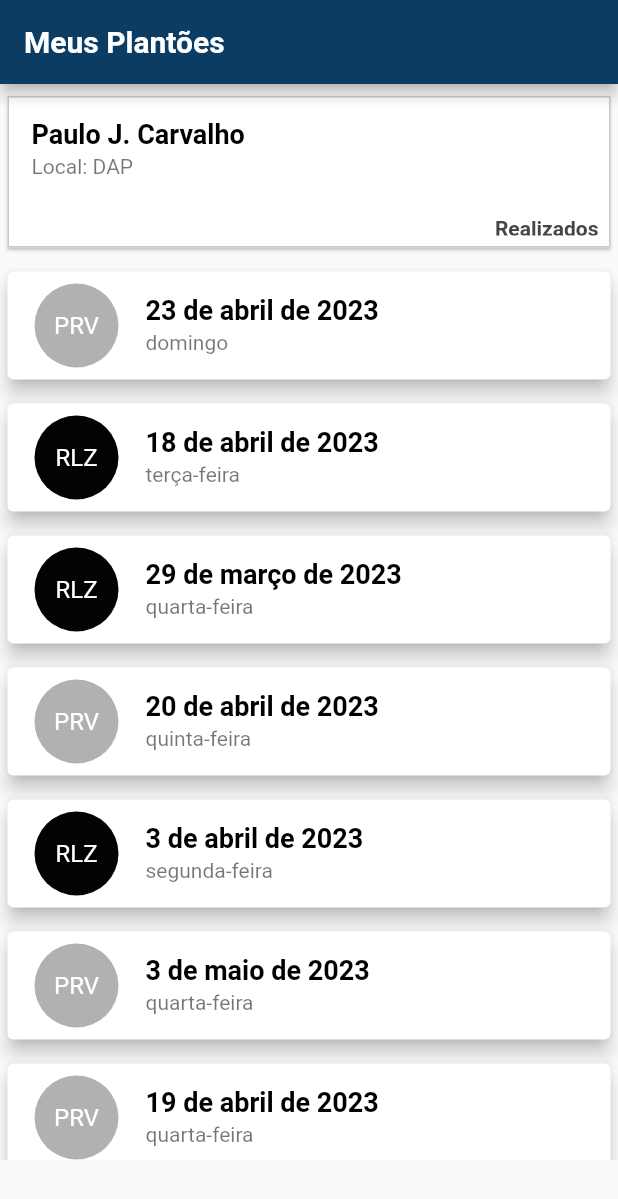
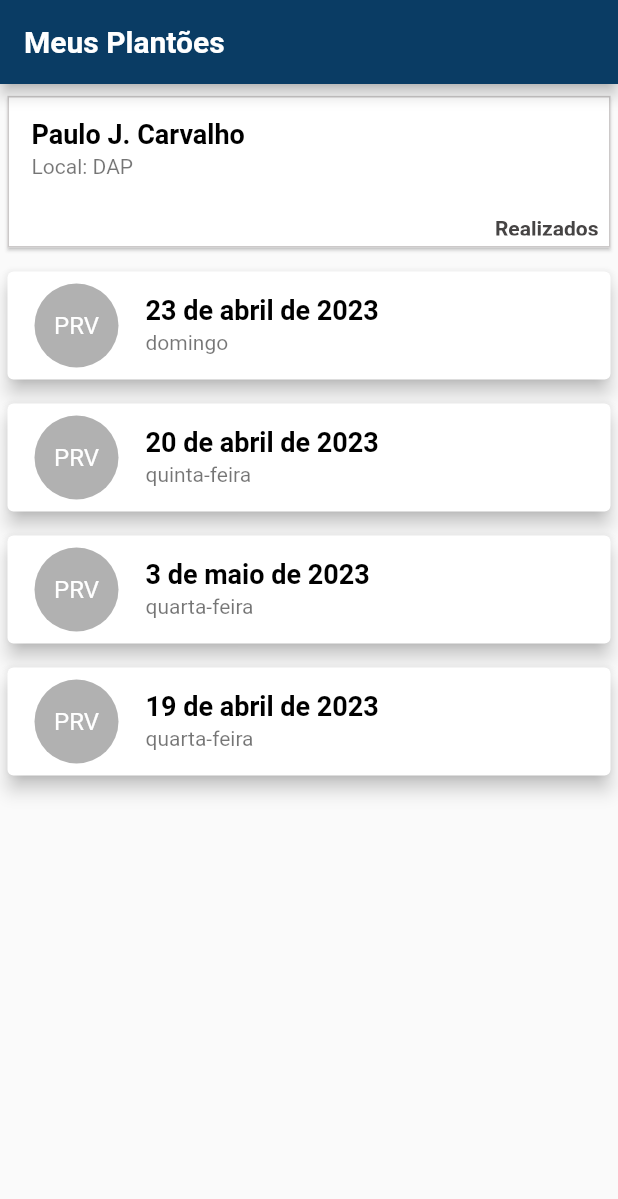
Before and after one commit to pjcarvalho21/plantao_mob, a Flutter app: the screen it shows after launch, on a phone screen of 412 x 824 dp. Shown: the top 1199 px of the screen. Run offline on Flutter 3.47's test engine with Material 2 defaults, Android fonts, the phone set to English and light mode, and no system bars; Roboto replaces fonts that are missing (OpenSans, OpensSans).

Commit message:
filtro lista plantao

```diff
--- a/lib/components/plantao_list.dart
+++ b/lib/components/plantao_list.dart
@@ -4,18 +4,24 @@ import 'package:intl/intl.dart';
 
 class PlantaoList extends StatelessWidget {
   final List<Plantao> plantoes;
+
   const PlantaoList({super.key, required this.plantoes});
 
   @override
   Widget build(BuildContext context) {
+    List<Plantao> plantoesPrevistos = [];
+    plantoesPrevistos.addAll(plantoes);
+    plantoesPrevistos.retainWhere((plt) {
+      return plt.data.isAfter(DateTime.now());
+    });
     return SizedBox(
       height: 600,
-      child: plantoes.isEmpty
+      child: plantoesPrevistos.isEmpty
           ? Column()
           : ListView.builder(
-              itemCount: plantoes.length,
+              itemCount: plantoesPrevistos.length,
               itemBuilder: (ctx, index) {
-                final tr = plantoes[index];
+                final tr = plantoesPrevistos[index];
                 return Card(
                   elevation: 5,
                   margin: const EdgeInsets.symmetric(
@@ -23,17 +29,15 @@ class PlantaoList extends StatelessWidget {
                     horizontal: 5,
                   ),
                   child: ListTile(
-                    leading: CircleAvatar(
-                      backgroundColor: tr.data.isAfter(DateTime.now())
-                          ? Color.fromARGB(255, 177, 177, 177)
-                          : Color.fromARGB(255, 3, 3, 3),
+                    leading: const CircleAvatar(
+                      backgroundColor: Color.fromARGB(255, 177, 177, 177),
                       radius: 30,
                       child: Padding(
-                        padding: const EdgeInsets.all(6),
+                        padding: EdgeInsets.all(6),
                         child: FittedBox(
                           child: Text(
-                            tr.data.isAfter(DateTime.now()) ? 'PRV' : 'RLZ',
-                            style: const TextStyle(
+                            'PRV',
+                            style: TextStyle(
                               color: Colors.white,
                             ),
                           ),
```
